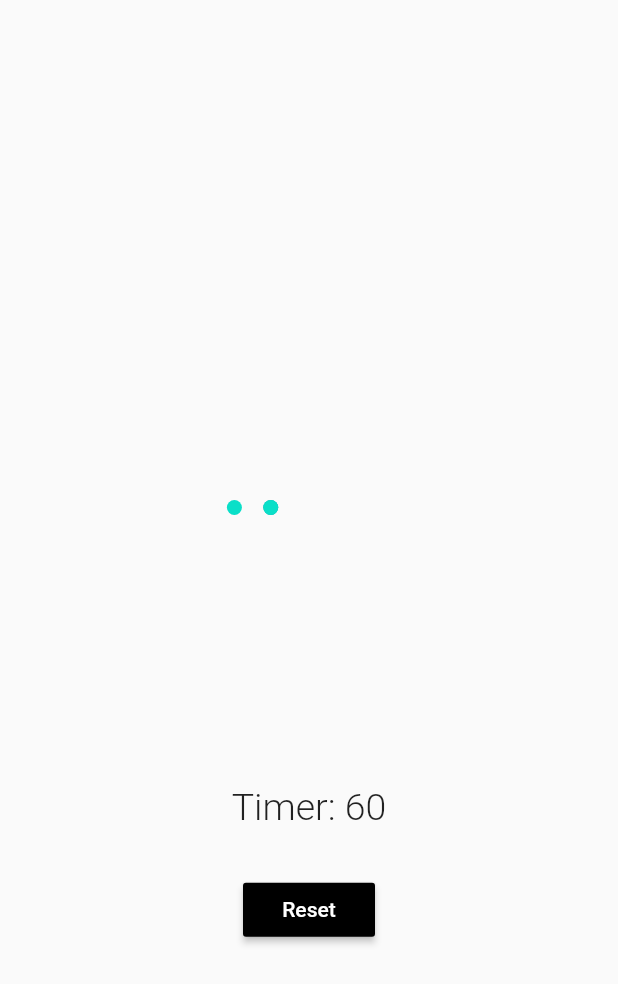
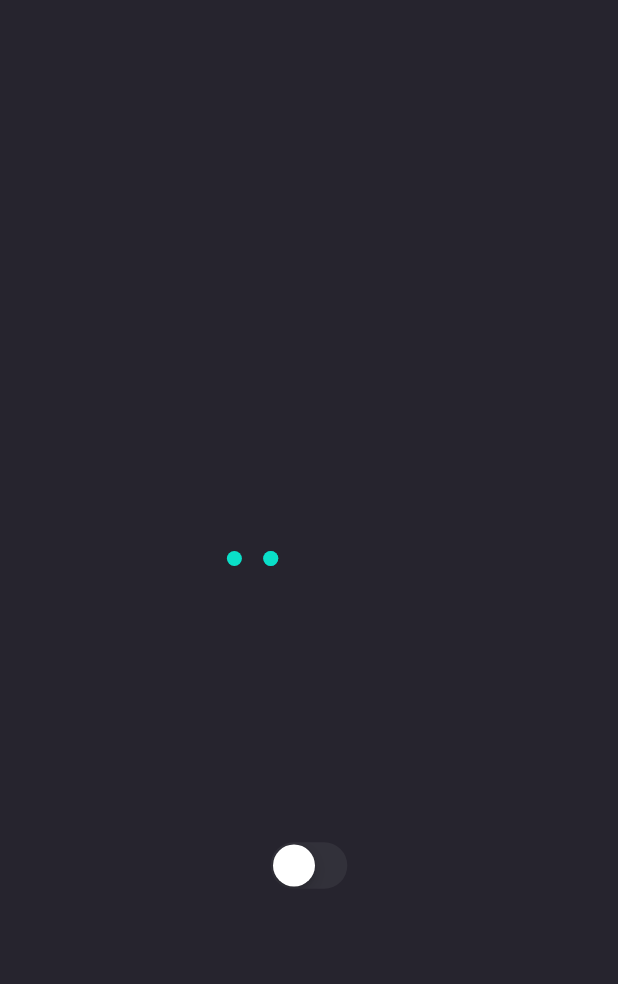
Before and after one commit to EmmanuelJoshua/StateManagementDemo, a Flutter app: the first screen one second after launch, on a phone screen of 412 x 824 dp. Shown: the top 984 px of the screen. Run offline on Flutter 3.47's test engine with Material 2 defaults, Android fonts, the light colour scheme and no system bars; our stand-ins replace lottie.

Commit message:
Dark mode implementation

```diff
--- a/statemanagement/lib/main.dart
+++ b/statemanagement/lib/main.dart
@@ -4,24 +4,35 @@ import 'package:statemanagement/providers/themeprovider.dart';
 import 'package:statemanagement/screens/homepage.dart';
 
 void main() {
-  runApp(MyApp());
+  runApp(
+      ChangeNotifierProvider(create: (_) => ThemeProvider(), child: AppStart()));
 }
 
-class MyApp extends StatelessWidget {
-  // This widget is the root of your application.
+class AppStart extends StatelessWidget {
+  @override
+  Widget build(BuildContext context) {
+    ThemeProvider themeProvider = Provider.of<ThemeProvider>(context);
+    return MyApp(themeProvider: themeProvider);
+  }
+}
+
+class MyApp extends StatefulWidget with WidgetsBindingObserver {
+  final ThemeProvider themeProvider;
+
+  MyApp({this.themeProvider});
+
+  @override
+  _MyAppState createState() => _MyAppState();
+}
+
+class _MyAppState extends State<MyApp> {
   @override
   Widget build(BuildContext context) {
     return MaterialApp(
       title: 'Flutter Demo',
       debugShowCheckedModeBanner: false,
-      theme: ThemeData(
-        primarySwatch: Colors.blue,
-        visualDensity: VisualDensity.adaptivePlatformDensity,
-      ),
-      home: ChangeNotifierProvider(
-        create: (context) => ThemeProvider(),
-          child: HomePage(),
-      ),
+      theme: widget.themeProvider.themeData(),
+      home: HomePage(),
     );
   }
 }
--- a/statemanagement/lib/providers/themeprovider.dart
+++ b/statemanagement/lib/providers/themeprovider.dart
@@ -1,12 +1,44 @@
 import 'package:flutter/material.dart';
+import 'package:flutter/services.dart';
 
 class ThemeProvider extends ChangeNotifier {
-  int time = 60;
-  int get getTime => time;
-  set setTime(value) => time = value;
+  bool isLightMode = false;
 
-  decrementTime() {
-    time--;
+  bool get getMode => isLightMode;
+  set setMode(bool newMode) {
+    isLightMode = newMode;
+    getCurrentStatusNavigationBarColor();
     notifyListeners();
   }
+
+  getCurrentStatusNavigationBarColor() {
+    if (isLightMode) {
+      SystemChrome.setSystemUIOverlayStyle(SystemUiOverlayStyle(
+          statusBarColor: Colors.transparent,
+          statusBarBrightness: Brightness.light,
+          statusBarIconBrightness: Brightness.dark,
+          systemNavigationBarColor: Color(0xFFFFFFFF),
+          systemNavigationBarIconBrightness: Brightness.dark));
+    } else {
+      SystemChrome.setSystemUIOverlayStyle(SystemUiOverlayStyle(
+          statusBarColor: Colors.transparent,
+          statusBarBrightness: Brightness.dark,
+          statusBarIconBrightness: Brightness.light,
+          systemNavigationBarColor: Color(0xFF26242e),
+          systemNavigationBarIconBrightness: Brightness.light));
+    }
+  }
+
+  ThemeData themeData() {
+    return ThemeData(
+        visualDensity: VisualDensity.adaptivePlatformDensity,
+        primarySwatch: isLightMode ? Colors.grey : Colors.grey,
+        primaryColor: isLightMode ? Colors.white : Color(0xFF1E1F28),
+        brightness: isLightMode ? Brightness.light : Brightness.dark,
+        backgroundColor: isLightMode ? Color(0xFFFFFFFF) : Color(0xFF26242e),
+        toggleableActiveColor: isLightMode ? Color(0xFFFFFFFF) : Color(0xFF34323d),
+        scaffoldBackgroundColor:
+            isLightMode ? Color(0xFFFFFFFF) : Color(0xFF26242e));
+  }
+
 }
--- a/statemanagement/lib/screens/homepage.dart
+++ b/statemanagement/lib/screens/homepage.dart
@@ -1,5 +1,6 @@
 import 'dart:async';
 
+import 'package:flutter/cupertino.dart';
 import 'package:flutter/material.dart';
 import 'package:lottie/lottie.dart';
 import 'package:provider/provider.dart';
@@ -18,25 +19,27 @@ class _HomePageState extends State<HomePage> with TickerProviderStateMixin {
   @override
   void initState() {
     _controller = AnimationController(vsync: this);
-    startTimer();
+//    startTimer();
     super.initState();
   }
 
-  startTimer() {
-    Timer.periodic(Duration(seconds: 1), (timer) {
-      themeProvide = Provider.of<ThemeProvider>(context, listen: false);
-      if (themeProvide.time == 0) {
-        _controller..forward();
-      } else {
-        themeProvide.decrementTime();
-      }
-    });
-  }
+//  startTimer() {
+//    Timer.periodic(Duration(seconds: 1), (timer) {
+//      themeProvide = Provider.of<ThemeProvider>(context, listen: false);
+//      if (themeProvide.time == 0) {
+//        _controller..forward();
+//      } else {
+//        themeProvide.decrementTime();
+//      }
+//    });
+//  }
 
   @override
   Widget build(BuildContext context) {
-    return Material(
-      child: Center(
+    final themeProvider = Provider.of<ThemeProvider>(context);
+
+    return Scaffold(
+      body: Center(
         child: Column(
           mainAxisAlignment: MainAxisAlignment.center,
           children: [
@@ -50,29 +53,16 @@ class _HomePageState extends State<HomePage> with TickerProviderStateMixin {
               height: 30,
             ),
             Consumer<ThemeProvider>(
-              builder: (context, data, child) {
-                return Text(
-                  'Timer: ${data.time}',
-                  style: TextStyle(fontWeight: FontWeight.w300, fontSize: 25),
-                );
-              },
-            ),
-            SizedBox(
-              height: 30,
-            ),
-            MaterialButton(
-              color: Colors.black,
-              child: Text(
-                'Reset',
-                style: TextStyle(color: Colors.white),
-              ),
-              onPressed: () {
-                _controller..forward();
-                if (_controller.isCompleted) {
-                  _controller.reverse();
-                }
-                themeProvide.setTime = 60;
-                startTimer();
+              builder: (context, mode, widget) {
+                return CupertinoSwitch(
+                    value: mode.getMode,
+                    trackColor:Color(0xFFAFAFA),
+                    activeColor: Color(0xFFF1F1F1),
+                    onChanged: (value) {
+                      themeProvider.setMode = value;
+                      _controller..reset();
+                        _controller..forward();
+                    });
               },
             )
           ],
```
Also changed, not shown: statemanagement/pubspec.lock.
